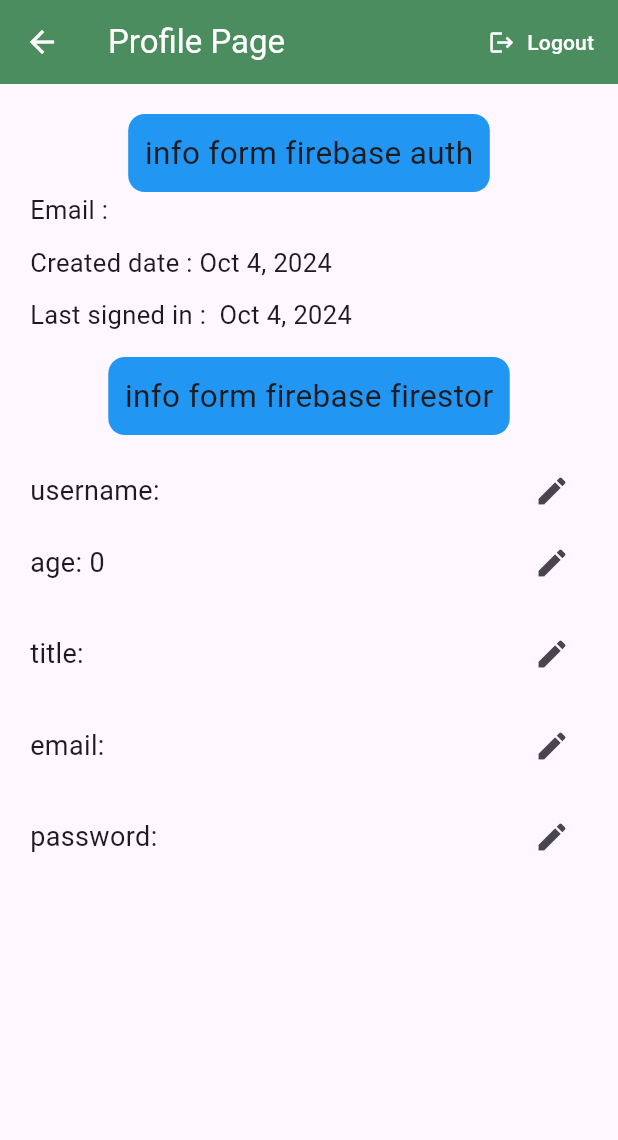
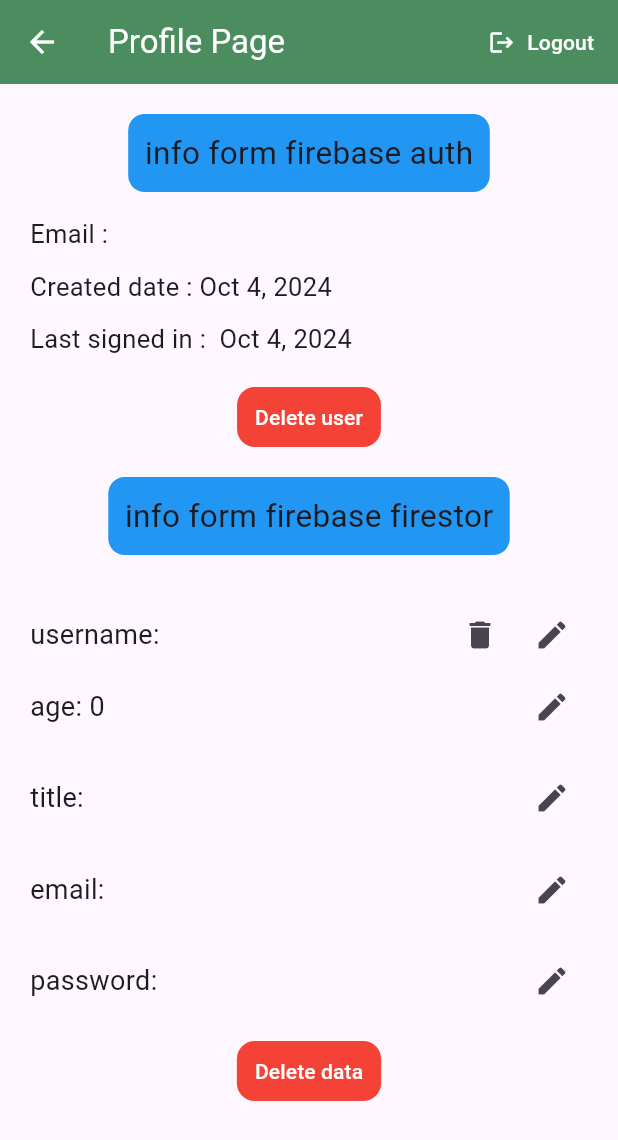
Before and after one commit to lbarsidati22/ecommerce_app, a Flutter app: the screen it shows once a user with an empty profile is signed in, in the side drawer, after a tap on "Profile Page", on a phone screen of 412 x 824 dp. Shown: the top 1140 px of the screen. Run offline on Flutter 3.47's test engine with Material 3 defaults, Android fonts, the phone set to English and light mode, and no system bars; our stand-ins replace cloud_firestore, firebase_auth, firebase_core, flutter_svg, google_sign_in; accounts and stored records are empty; statements that could not run were skipped.

Commit message:
firestor done

```diff
--- a/lib/pages/Profile_page.dart
+++ b/lib/pages/Profile_page.dart
@@ -70,6 +70,9 @@ class _ProfilePageState extends State<ProfilePage> {
                   ),
                 ),
               ),
+              SizedBox(
+                height: 16,
+              ),
               Column(
                 crossAxisAlignment: CrossAxisAlignment.start,
                 children: [
@@ -102,6 +105,34 @@ class _ProfilePageState extends State<ProfilePage> {
               SizedBox(
                 height: 16,
               ),
+              Align(
+                alignment: Alignment.center,
+                child: TextButton(
+                  style: ButtonStyle(
+                    shape: WidgetStateProperty.all(
+                      RoundedRectangleBorder(
+                        borderRadius: BorderRadius.circular(12),
+                      ),
+                    ),
+                    backgroundColor: WidgetStateProperty.all(
+                      Colors.red,
+                    ),
+                  ),
+                  onPressed: () {
+                    setState(() {
+                      credential.delete();
+                      Navigator.pop(context);
+                    });
+                  },
+                  child: Text(
+                    'Delete user',
+                    style: TextStyle(color: Colors.white),
+                  ),
+                ),
+              ),
+              SizedBox(
+                height: 16,
+              ),
               Center(
                 child: Container(
                   padding: EdgeInsets.all(11),
@@ -117,6 +148,9 @@ class _ProfilePageState extends State<ProfilePage> {
                   ),
                 ),
               ),
+              SizedBox(
+                height: 16,
+              ),
               GetDataFirestor(
                 documentId: credential.uid,
               ),
--- a/lib/shared/data_firestore.dart
+++ b/lib/shared/data_firestore.dart
@@ -111,6 +111,20 @@ class _GetDataFirestorState extends State<GetDataFirestor> {
                         fontSize: 18,
                       ),
                     ),
+                    Row(
+                      children: [
+                        IconButton(
+                          onPressed: () {
+                            setState(() {
+                              users
+                                  .doc(credential!.uid)
+                                  .update({"username": FieldValue.delete()});
+                            });
+                          },
+                          icon: Icon(
+                            Icons.delete,
+                          ),
+                        ),
                         IconButton(
                           onPressed: () {
                             myShowDialog(data, 'username');
@@ -118,6 +132,8 @@ class _GetDataFirestorState extends State<GetDataFirestor> {
                           icon: Icon(
                             Icons.edit,
                           ),
+                        ),
+                      ],
                     ),
                   ],
                 ),
@@ -206,6 +222,33 @@ class _GetDataFirestorState extends State<GetDataFirestor> {
                     ),
                   ],
                 ),
+                SizedBox(
+                  height: 12,
+                ),
+                Align(
+                  alignment: Alignment.center,
+                  child: TextButton(
+                    style: ButtonStyle(
+                      shape: WidgetStateProperty.all(
+                        RoundedRectangleBorder(
+                          borderRadius: BorderRadius.circular(12),
+                        ),
+                      ),
+                      backgroundColor: WidgetStateProperty.all(
+                        Colors.red,
+                      ),
+                    ),
+                    onPressed: () {
+                      setState(() {
+                        users.doc(credential!.uid).delete();
+                      });
+                    },
+                    child: Text(
+                      'Delete data',
+                      style: TextStyle(color: Colors.white),
+                    ),
+                  ),
+                ),
               ],
             ),
           );
```
Lines whose indentation alone changed are shown as unchanged.
